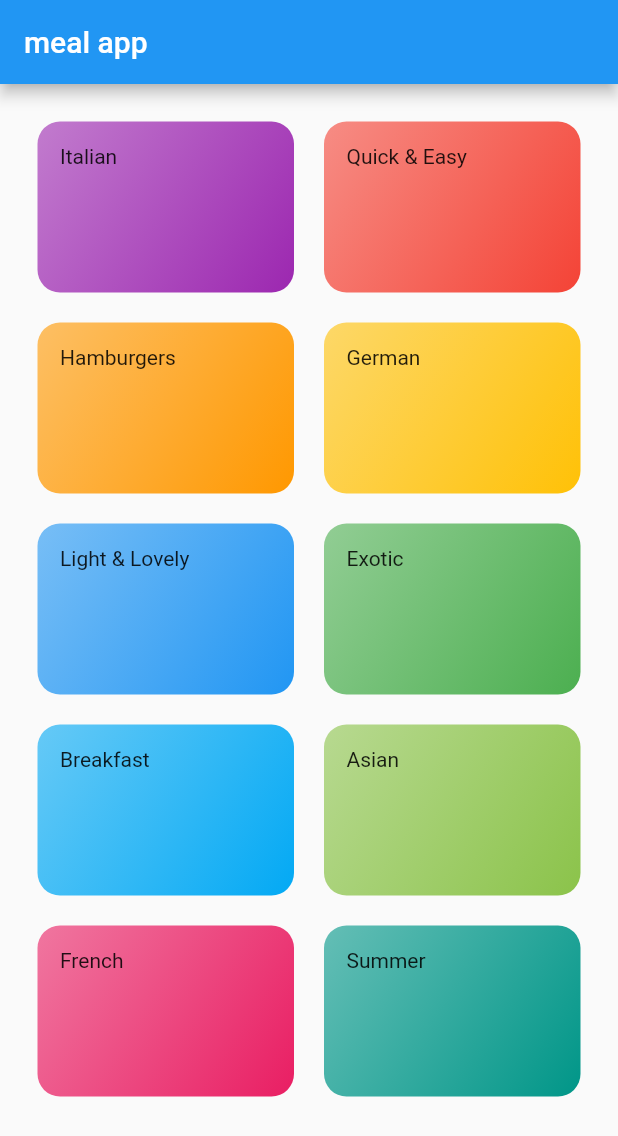
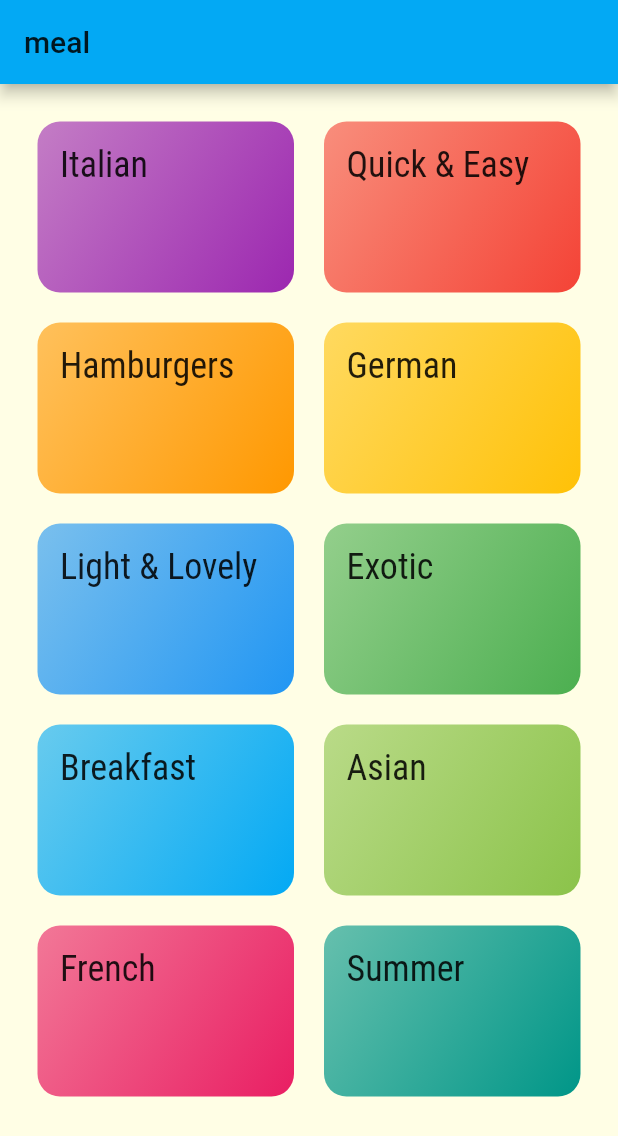
Before and after one commit to M-elhasan9/Meal-App, a Flutter app: the screen it shows after launch, on a phone screen of 412 x 824 dp. Shown: the top 1136 px of the screen. Run offline on Flutter 3.47's test engine with Material 2 defaults, Android fonts, the phone set to English and light mode, and no system bars.

Commit message:
done category meals screen

```diff
--- a/lib/main.dart
+++ b/lib/main.dart
@@ -1,4 +1,5 @@
 import 'package:flutter/material.dart';
+import 'package:meal_app/screens/category_meals_screen.dart';
 import './screens/categories_screen.dart';
 
 void main() {
@@ -12,9 +13,26 @@ class MyApp extends StatelessWidget {
       debugShowCheckedModeBanner: false,
       title: 'Meal App',
       theme: ThemeData(
-        primarySwatch: Colors.blue,
+        primarySwatch: Colors.lightBlue,
+        accentColor: Colors.cyan,
+        canvasColor: Color.fromRGBO(255, 254, 229, 1),
+        textTheme: ThemeData.light().textTheme.copyWith(
+          body1: TextStyle(
+            color: Color.fromRGBO(20, 50, 50, 1),
+          ),
+          body2: TextStyle(color: Color.fromRGBO(20, 50, 50, 1),),
+          title: TextStyle(
+            fontSize: 24,
+          fontFamily: 'RobotoCondensed'
+          ),
+        )
       ),
-      home: MyHomePage(),
+      //home: CategoriesScreen(),
+      routes: {
+        '/':(context) =>CategoriesScreen(),
+        CategoryMealScreen.routName:(context) => CategoryMealScreen(),
+
+      },
     );
   }
 }
@@ -33,7 +51,7 @@ class _MyHomePageState extends State<MyHomePage> {
       appBar: AppBar(
         title: Text('meal app'),
       ),
-      body: CategoriesScreen(),
+      body: null,
     );
   }
 }
--- a/lib/screens/categories_screen.dart
+++ b/lib/screens/categories_screen.dart
@@ -5,7 +5,11 @@ import '../dummy_data.dart';
 class CategoriesScreen extends StatelessWidget {
   @override
   Widget build(BuildContext context) {
-    return GridView(
+    return Scaffold(
+      appBar: AppBar(
+        title: Text('meal'),
+      ),
+      body: GridView(
         padding: EdgeInsets.all(25.0),
         children: DUMMY_CATEGORIES.map((catDate) =>
         CategoryItem(catDate.id, catDate.title, catDate.color),
@@ -16,6 +20,7 @@ class CategoriesScreen extends StatelessWidget {
           crossAxisSpacing: 20,
           mainAxisSpacing: 20,
         ),
+      ),
     );
   }
 }
--- a/lib/widgets/category_item.dart
+++ b/lib/widgets/category_item.dart
@@ -1,4 +1,5 @@
 import 'package:flutter/material.dart';
+import 'package:meal_app/screens/category_meals_screen.dart';
 
 class CategoryItem extends StatelessWidget {
   final String id;
@@ -7,13 +8,23 @@ class CategoryItem extends StatelessWidget {
 
   CategoryItem(this.id, this.title, this.color);
 
+  void selectCategory(BuildContext ctx){
+    Navigator.of(ctx).pushNamed(CategoryMealScreen.routName,
+    arguments: {
+      'id':id,
+      'title':title,
+    },);
+  }
+
   @override
   Widget build(BuildContext context) {
     return InkWell(
-      onTap: (){},
+      onTap: (){selectCategory(context);},
+      splashColor: Theme.of(context).primaryColor,
+      borderRadius: BorderRadius.circular(15.0),
       child: Container(
         padding: EdgeInsets.all(15.0),
-        child: Text(title),
+        child: Text(title,style: Theme.of(context).textTheme.title,),
         decoration: BoxDecoration(
           gradient: LinearGradient(
             colors: [
```
Also changed, not shown: lib/screens/category_meals_screen.dart (added, +22 -0 lines). Lines whose indentation alone changed are shown as unchanged.
